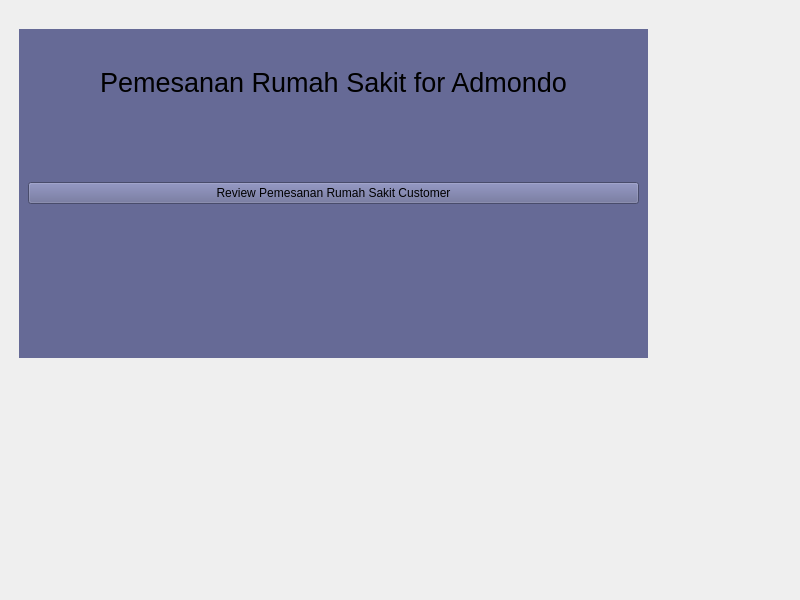
The window that src/ScreenPesanRumahSakitAdmond.ui (raihanastrada/rpl-sistem-corona) describes before a commit, drawn with Qt 5.
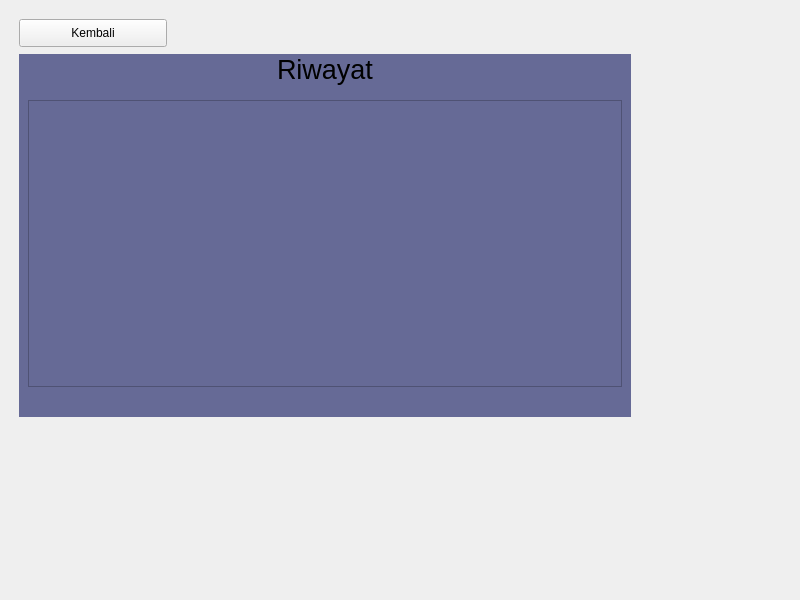
The same window after the commit. The open tabs and pages were chosen to show the change.

Commit message:
update pesanRS and pesanRS for admond
added support for email parameter in pesanRS

added riwayat feature to pesanRS for admond

What changed in the file:
```diff
--- a/src/ScreenPesanRumahSakitAdmond.ui
+++ b/src/ScreenPesanRumahSakitAdmond.ui
@@ -1021,6 +1021,498 @@
      </property>
     </widget>
    </widget>
+   <widget class="QWidget" name="page_3">
+    <widget class="QWidget" name="widget_7" native="true">
+     <property name="geometry">
+      <rect>
+       <x>0</x>
+       <y>35</y>
+       <width>612</width>
+       <height>363</height>
+      </rect>
+     </property>
+     <property name="palette">
+      <palette>
+       <active>
+        <colorrole role="WindowText">
+         <brush brushstyle="SolidPattern">
+          <color alpha="255">
+           <red>255</red>
+           <green>255</green>
+           <blue>255</blue>
+          </color>
+         </brush>
+        </colorrole>
+        <colorrole role="Button">
+         <brush brushstyle="SolidPattern">
+          <color alpha="255">
+           <red>102</red>
+           <green>106</green>
+           <blue>150</blue>
+          </color>
+         </brush>
+        </colorrole>
+        <colorrole role="Light">
+         <brush brushstyle="SolidPattern">
+          <color alpha="255">
+           <red>102</red>
+           <green>106</green>
+           <blue>150</blue>
+          </color>
+         </brush>
+        </colorrole>
+        <colorrole role="Midlight">
+         <brush brushstyle="SolidPattern">
+          <color alpha="255">
+           <red>85</red>
+           <green>88</green>
+           <blue>125</blue>
+          </color>
+         </brush>
+        </colorrole>
+        <colorrole role="Dark">
+         <brush brushstyle="SolidPattern">
+          <color alpha="255">
+           <red>34</red>
+           <green>35</green>
+           <blue>50</blue>
+          </color>
+         </brush>
+        </colorrole>
+        <colorrole role="Mid">
+         <brush brushstyle="SolidPattern">
+          <color alpha="255">
+           <red>45</red>
+           <green>47</green>
+           <blue>66</blue>
+          </color>
+         </brush>
+        </colorrole>
+        <colorrole role="Text">
+         <brush brushstyle="SolidPattern">
+          <color alpha="255">
+           <red>255</red>
+           <green>255</green>
+           <blue>255</blue>
+          </color>
+         </brush>
+        </colorrole>
+        <colorrole role="BrightText">
+         <brush brushstyle="SolidPattern">
+          <color alpha="255">
+           <red>255</red>
+           <green>255</green>
+           <blue>255</blue>
+          </color>
+         </brush>
+        </colorrole>
+        <colorrole role="ButtonText">
+         <brush brushstyle="SolidPattern">
+          <color alpha="255">
+           <red>255</red>
+           <green>255</green>
+           <blue>255</blue>
+          </color>
+         </brush>
+        </colorrole>
+        <colorrole role="Base">
+         <brush brushstyle="SolidPattern">
+          <color alpha="255">
+           <red>102</red>
+           <green>106</green>
+           <blue>150</blue>
+          </color>
+         </brush>
+        </colorrole>
+        <colorrole role="Window">
+         <brush brushstyle="SolidPattern">
+          <color alpha="255">
+           <red>102</red>
+           <green>106</green>
+           <blue>150</blue>
+          </color>
+         </brush>
+        </colorrole>
+        <colorrole role="Shadow">
+         <brush brushstyle="SolidPattern">
+          <color alpha="255">
+           <red>0</red>
+           <green>0</green>
+           <blue>0</blue>
+          </color>
+         </brush>
+        </colorrole>
+        <colorrole role="AlternateBase">
+         <brush brushstyle="SolidPattern">
+          <color alpha="255">
+           <red>34</red>
+           <green>35</green>
+           <blue>50</blue>
+          </color>
+         </brush>
+        </colorrole>
+        <colorrole role="ToolTipBase">
+         <brush brushstyle="SolidPattern">
+          <color alpha="255">
+           <red>255</red>
+           <green>255</green>
+           <blue>220</blue>
+          </color>
+         </brush>
+        </colorrole>
+        <colorrole role="ToolTipText">
+         <brush brushstyle="SolidPattern">
+          <color alpha="255">
+           <red>0</red>
+           <green>0</green>
+           <blue>0</blue>
+          </color>
+         </brush>
+        </colorrole>
+       </active>
+       <inactive>
+        <colorrole role="WindowText">
+         <brush brushstyle="SolidPattern">
+          <color alpha="255">
+           <red>255</red>
+           <green>255</green>
+           <blue>255</blue>
+          </color>
+         </brush>
+        </colorrole>
+        <colorrole role="Button">
+         <brush brushstyle="SolidPattern">
+          <color alpha="255">
+           <red>102</red>
+           <green>106</green>
+           <blue>150</blue>
+          </color>
+         </brush>
+        </colorrole>
+        <colorrole role="Light">
+         <brush brushstyle="SolidPattern">
+          <color alpha="255">
+           <red>102</red>
+           <green>106</green>
+           <blue>150</blue>
+          </color>
+         </brush>
+        </colorrole>
+        <colorrole role="Midlight">
+         <brush brushstyle="SolidPattern">
+          <color alpha="255">
+           <red>85</red>
+           <green>88</green>
+           <blue>125</blue>
+          </color>
+         </brush>
+        </colorrole>
+        <colorrole role="Dark">
+         <brush brushstyle="SolidPattern">
+          <color alpha="255">
+           <red>34</red>
+           <green>35</green>
+           <blue>50</blue>
+          </color>
+         </brush>
+        </colorrole>
+        <colorrole role="Mid">
+         <brush brushstyle="SolidPattern">
+          <color alpha="255">
+           <red>45</red>
+           <green>47</green>
+           <blue>66</blue>
+          </color>
+         </brush>
+        </colorrole>
+        <colorrole role="Text">
+         <brush brushstyle="SolidPattern">
+          <color alpha="255">
+           <red>255</red>
+           <green>255</green>
+           <blue>255</blue>
+          </color>
+         </brush>
+        </colorrole>
+        <colorrole role="BrightText">
+         <brush brushstyle="SolidPattern">
+          <color alpha="255">
+           <red>255</red>
+           <green>255</green>
+           <blue>255</blue>
+          </color>
+         </brush>
+        </colorrole>
+        <colorrole role="ButtonText">
+         <brush brushstyle="SolidPattern">
+          <color alpha="255">
+           <red>255</red>
+           <green>255</green>
+           <blue>255</blue>
+          </color>
+         </brush>
+        </colorrole>
+        <colorrole role="Base">
+         <brush brushstyle="SolidPattern">
+          <color alpha="255">
+           <red>102</red>
+           <green>106</green>
+           <blue>150</blue>
+          </color>
+         </brush>
+        </colorrole>
+        <colorrole role="Window">
+         <brush brushstyle="SolidPattern">
+          <color alpha="255">
+           <red>102</red>
+           <green>106</green>
+           <blue>150</blue>
+          </color>
+         </brush>
+        </colorrole>
+        <colorrole role="Shadow">
+         <brush brushstyle="SolidPattern">
+          <color alpha="255">
+           <red>0</red>
+           <green>0</green>
+           <blue>0</blue>
+          </color>
+         </brush>
+        </colorrole>
+        <colorrole role="AlternateBase">
+         <brush brushstyle="SolidPattern">
+          <color alpha="255">
+           <red>34</red>
+           <green>35</green>
+           <blue>50</blue>
+          </color>
+         </brush>
+        </colorrole>
+        <colorrole role="ToolTipBase">
+         <brush brushstyle="SolidPattern">
+          <color alpha="255">
+           <red>255</red>
+           <green>255</green>
+           <blue>220</blue>
+          </color>
+         </brush>
+        </colorrole>
+        <colorrole role="ToolTipText">
+         <brush brushstyle="SolidPattern">
+          <color alpha="255">
+           <red>0</red>
+           <green>0</green>
+           <blue>0</blue>
+          </color>
+         </brush>
+        </colorrole>
+       </inactive>
+       <disabled>
+        <colorrole role="WindowText">
+         <brush brushstyle="SolidPattern">
+          <color alpha="255">
+           <red>34</red>
+           <green>35</green>
+           <blue>50</blue>
+          </color>
+         </brush>
+        </colorrole>
+        <colorrole role="Button">
+         <brush brushstyle="SolidPattern">
+          <color alpha="255">
+           <red>102</red>
+           <green>106</green>
+           <blue>150</blue>
+          </color>
+         </brush>
+        </colorrole>
+        <colorrole role="Light">
+         <brush brushstyle="SolidPattern">
+          <color alpha="255">
+           <red>102</red>
+           <green>106</green>
+           <blue>150</blue>
+          </color>
+         </brush>
+        </colorrole>
+        <colorrole role="Midlight">
+         <brush brushstyle="SolidPattern">
+          <color alpha="255">
+           <red>85</red>
+           <green>88</green>
+           <blue>125</blue>
+          </color>
+         </brush>
+        </colorrole>
+        <colorrole role="Dark">
+         <brush brushstyle="SolidPattern">
+          <color alpha="255">
+           <red>34</red>
+           <green>35</green>
+           <blue>50</blue>
+          </color>
+         </brush>
+        </colorrole>
+        <colorrole role="Mid">
+         <brush brushstyle="SolidPattern">
+          <color alpha="255">
+           <red>45</red>
+           <green>47</green>
+           <blue>66</blue>
+          </color>
+         </brush>
+        </colorrole>
+        <colorrole role="Text">
+         <brush brushstyle="SolidPattern">
+          <color alpha="255">
+           <red>34</red>
+           <green>35</green>
+           <blue>50</blue>
+          </color>
+         </brush>
+        </colorrole>
+        <colorrole role="BrightText">
+         <brush brushstyle="SolidPattern">
+          <color alpha="255">
+           <red>255</red>
+           <green>255</green>
+           <blue>255</blue>
+          </color>
+         </brush>
+        </colorrole>
+        <colorrole role="ButtonText">
+         <brush brushstyle="SolidPattern">
+          <color alpha="255">
+           <red>34</red>
+           <green>35</green>
+           <blue>50</blue>
+          </color>
+         </brush>
+        </colorrole>
+        <colorrole role="Base">
+         <brush brushstyle="SolidPattern">
+          <color alpha="255">
+           <red>102</red>
+           <green>106</green>
+           <blue>150</blue>
+          </color>
+         </brush>
+        </colorrole>
+        <colorrole role="Window">
+         <brush brushstyle="SolidPattern">
+          <color alpha="255">
+           <red>102</red>
+           <green>106</green>
+           <blue>150</blue>
+          </color>
+         </brush>
+        </colorrole>
+        <colorrole role="Shadow">
+         <brush brushstyle="SolidPattern">
+          <color alpha="255">
+           <red>0</red>
+           <green>0</green>
+           <blue>0</blue>
+          </color>
+         </brush>
+        </colorrole>
+        <colorrole role="AlternateBase">
+         <brush brushstyle="SolidPattern">
+          <color alpha="255">
+           <red>68</red>
+           <green>71</green>
+           <blue>100</blue>
+          </color>
+         </brush>
+        </colorrole>
+        <colorrole role="ToolTipBase">
+         <brush brushstyle="SolidPattern">
+          <color alpha="255">
+           <red>255</red>
+           <green>255</green>
+           <blue>220</blue>
+          </color>
+         </brush>
+        </colorrole>
+        <colorrole role="ToolTipText">
+         <brush brushstyle="SolidPattern">
+          <color alpha="255">
+           <red>0</red>
+           <green>0</green>
+           <blue>0</blue>
+          </color>
+         </brush>
+        </colorrole>
+       </disabled>
+      </palette>
+     </property>
+     <property name="styleSheet">
+      <string notr="true">background-color: #666a96;</string>
+     </property>
+     <layout class="QVBoxLayout" name="verticalLayout_5">
+      <item>
+       <widget class="QLabel" name="label_3">
+        <property name="font">
+         <font>
+          <pointsize>20</pointsize>
+         </font>
+        </property>
+        <property name="styleSheet">
+         <string notr="true"/>
+        </property>
+        <property name="text">
+         <string>Riwayat</string>
+        </property>
+        <property name="alignment">
+         <set>Qt::AlignCenter</set>
+        </property>
+       </widget>
+      </item>
+      <item>
+       <widget class="QWidget" name="widget_8" native="true">
+        <layout class="QVBoxLayout" name="verticalLayout_6">
+         <item>
+          <widget class="QListWidget" name="riwayat_list"/>
+         </item>
+         <item>
+          <widget class="QLabel" name="label_4">
+           <property name="font">
+            <font>
+             <pointsize>10</pointsize>
+            </font>
+           </property>
+           <property name="text">
+            <string/>
+           </property>
+           <property name="alignment">
+            <set>Qt::AlignCenter</set>
+           </property>
+          </widget>
+         </item>
+        </layout>
+       </widget>
+      </item>
+     </layout>
+    </widget>
+    <widget class="QPushButton" name="btn_back2">
+     <property name="geometry">
+      <rect>
+       <x>0</x>
+       <y>0</y>
+       <width>148</width>
+       <height>28</height>
+      </rect>
+     </property>
+     <property name="styleSheet">
+      <string notr="true">QPushButton {
+	color: black;
+}</string>
+     </property>
+     <property name="text">
+      <string>Kembali</string>
+     </property>
+    </widget>
+   </widget>
   </widget>
  </widget>
  <resources/>
```
The commit also changes 2 other files.
